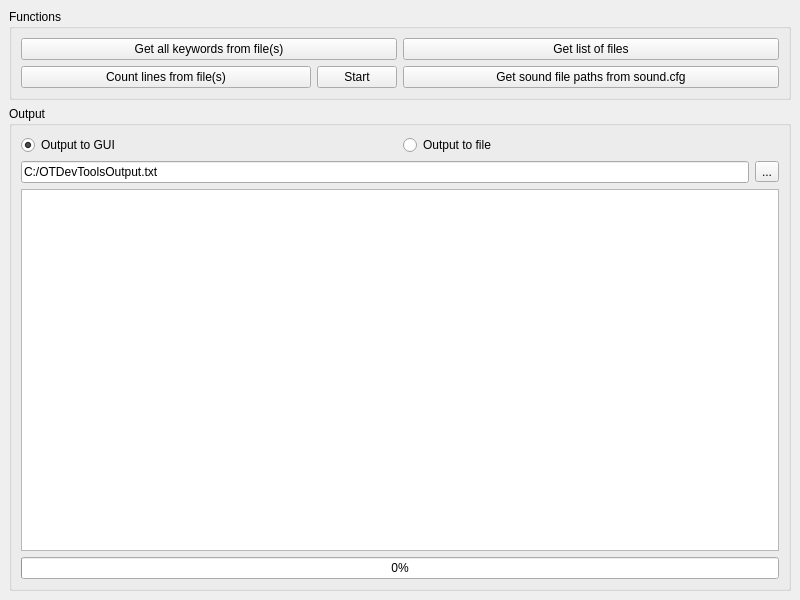
Above: OTModules/OTInternals/wdevtools.ui from pietr26/OMSI-Tools before the change. Below: the same form after it.
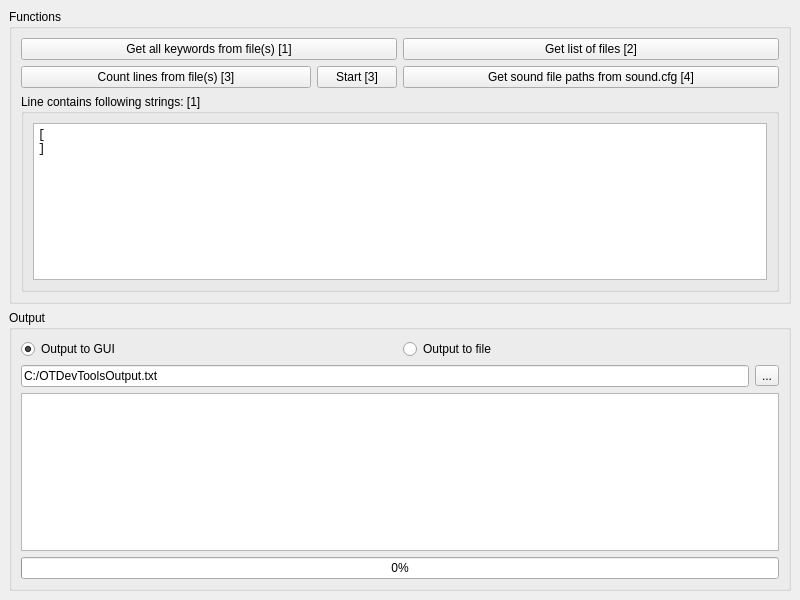
That is the form after the change. Icons and pictures are not drawn.

Patch:
```diff
--- a/OTModules/OTInternals/wdevtools.ui
+++ b/OTModules/OTInternals/wdevtools.ui
@@ -39,14 +39,14 @@
          <item row="0" column="1">
           <widget class="QPushButton" name="btnGetListOfFiles">
            <property name="text">
-            <string notr="true">Get list of files</string>
+            <string notr="true">Get list of files [2]</string>
            </property>
           </widget>
          </item>
          <item row="1" column="1">
           <widget class="QPushButton" name="btnSoundFileLister">
            <property name="text">
-            <string notr="true">Get sound file paths from sound.cfg</string>
+            <string notr="true">Get sound file paths from sound.cfg [4]</string>
            </property>
           </widget>
          </item>
@@ -55,7 +55,7 @@
            <item>
             <widget class="QPushButton" name="btnLineCounter">
              <property name="text">
-              <string notr="true">Count lines from file(s)</string>
+              <string notr="true">Count lines from file(s) [3]</string>
              </property>
             </widget>
            </item>
@@ -68,7 +68,7 @@
               </sizepolicy>
              </property>
              <property name="text">
-              <string notr="true">Start</string>
+              <string notr="true">Start [3]</string>
              </property>
             </widget>
            </item>
@@ -77,12 +77,34 @@
          <item row="0" column="0">
           <widget class="QPushButton" name="btnGetKeywords">
            <property name="text">
-            <string notr="true">Get all keywords from file(s)</string>
+            <string notr="true">Get all keywords from file(s) [1]</string>
            </property>
           </widget>
          </item>
         </layout>
        </item>
+       <item>
+        <widget class="QGroupBox" name="gbxGetAllKeywordsFromFile">
+         <property name="title">
+          <string notr="true">Line contains following strings: [1]</string>
+         </property>
+         <layout class="QVBoxLayout" name="verticalLayout_4">
+          <item>
+           <widget class="QPlainTextEdit" name="pteGetLinesThatContains">
+            <property name="font">
+             <font>
+              <family>Consolas</family>
+             </font>
+            </property>
+            <property name="plainText">
+             <string notr="true">[
+]</string>
+            </property>
+           </widget>
+          </item>
+         </layout>
+        </widget>
+       </item>
       </layout>
      </widget>
     </item>
```
